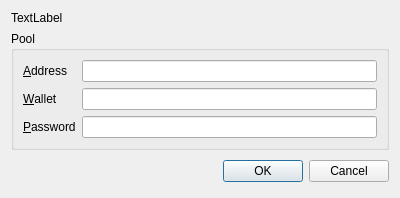
Above: source/miningunitdialog.ui from martin-kudlicka/crypto-miner before the change. Below: the same form after it.
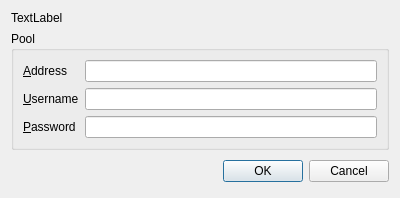
That is the form after the change.

Commit message: * pool wallet renamed to username

Diff of the .ui file:
```diff
--- a/source/miningunitdialog.ui
+++ b/source/miningunitdialog.ui
@@ -43,7 +43,7 @@
       <item row="1" column="0">
        <widget class="QLabel" name="label_2">
         <property name="text">
-         <string>&amp;Wallet</string>
+         <string>&amp;Username</string>
         </property>
         <property name="buddy">
          <cstring>poolWallet</cstring>
```
Left out of the diff: 4 changed lines with no effect on the pictures. The commit also changes 6 other files.
